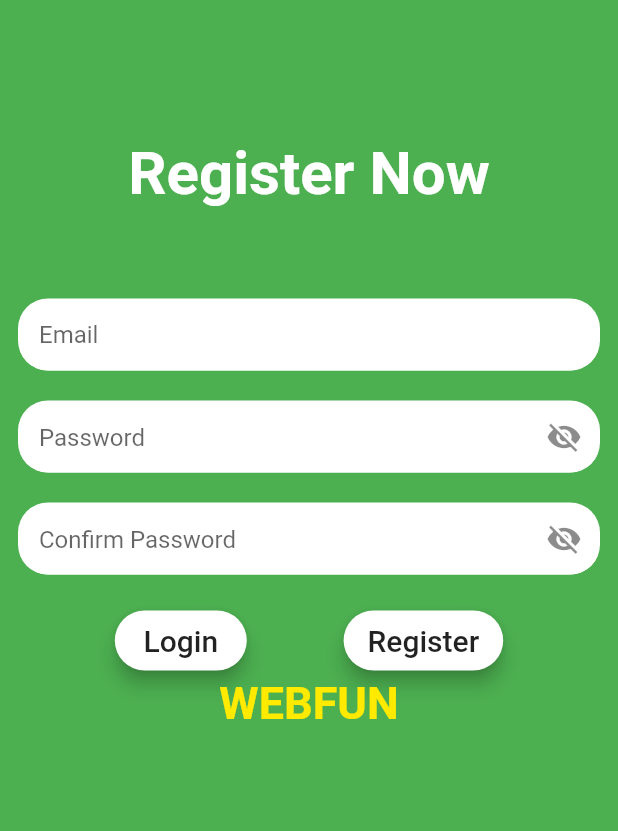
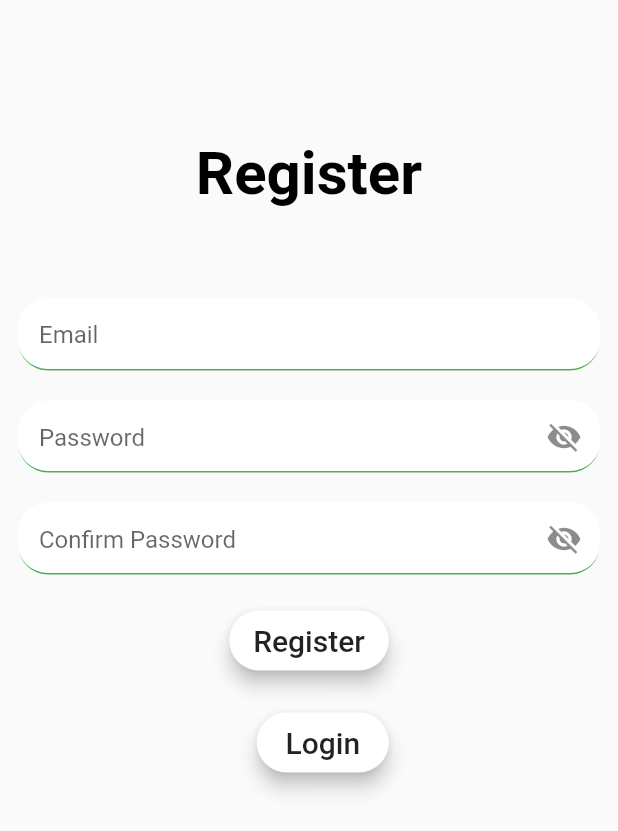
Before and after one commit to nderitualphie/project1, a Flutter app: the Register screen opened directly, on a phone screen of 412 x 824 dp. Shown: the top 831 px of the screen. Run offline on Flutter 3.47's test engine with Material 2 defaults, Android fonts, the phone set to English and light mode, and no system bars; our stand-ins replace badges, cloud_firestore, firebase_auth, firebase_core; missing offline and left inert: light_carousel; accounts and stored records are empty.

Commit message:
fixed login/register

```diff
--- a/lib/main.dart
+++ b/lib/main.dart
@@ -37,7 +37,7 @@ class _MyAppState extends State<MyApp> {
             stream: FirebaseAuth.instance.authStateChanges(),
             builder: (context, snapshot) {
               if (snapshot.hasData) {
-                return DefaultPage();
+                return Register();
               } else {
                 return LoginPage();
               }
--- a/lib/register.dart
+++ b/lib/register.dart
@@ -1,10 +1,8 @@
 import 'dart:io';
-
 
 import 'package:cloud_firestore/cloud_firestore.dart';
 import 'package:firebase_auth/firebase_auth.dart';
 import 'package:flutter/material.dart';
-
 
 import 'login.dart';
 
@@ -21,12 +19,11 @@ class _RegisterState extends State<Register> {
   final _formkey = GlobalKey<FormState>();
   final _auth = FirebaseAuth.instance;
   CollectionReference ref = FirebaseFirestore.instance.collection('users');
-  final TextEditingController passwordController =  TextEditingController();
-  final TextEditingController confirmpassController =
-       TextEditingController();
-  final TextEditingController name =  TextEditingController();
-  final TextEditingController emailController =  TextEditingController();
-  final TextEditingController mobile =  TextEditingController();
+  final TextEditingController passwordController = TextEditingController();
+  final TextEditingController confirmpassController = TextEditingController();
+  final TextEditingController name = TextEditingController();
+  final TextEditingController emailController = TextEditingController();
+  final TextEditingController phoneNocontroller = TextEditingController();
   bool _isObscure = true;
   bool _isObscure2 = true;
   File? file;
@@ -34,12 +31,10 @@ class _RegisterState extends State<Register> {
   @override
   Widget build(BuildContext context) {
     return Scaffold(
-
       body: SingleChildScrollView(
         child: Column(
           children: <Widget>[
             Container(
-              color: Colors.green,
               width: MediaQuery.of(context).size.width,
               height: MediaQuery.of(context).size.height,
               child: SingleChildScrollView(
@@ -55,10 +50,10 @@ class _RegisterState extends State<Register> {
                           height: 80,
                         ),
                         Text(
-                          "Register Now",
+                          "Register",
                           style: TextStyle(
                             fontWeight: FontWeight.bold,
-                            color: Colors.white,
+                            color: Colors.black,
                             fontSize: 40,
                           ),
                         ),
@@ -78,12 +73,12 @@ class _RegisterState extends State<Register> {
                             contentPadding: const EdgeInsets.only(
                                 left: 14.0, bottom: 8.0, top: 8.0),
                             focusedBorder: OutlineInputBorder(
-                              borderSide:  BorderSide(color: Colors.white),
-                              borderRadius:  BorderRadius.circular(20),
+                              borderSide: BorderSide(color: Colors.green),
+                              borderRadius: BorderRadius.circular(20),
                             ),
                             enabledBorder: UnderlineInputBorder(
-                              borderSide:  BorderSide(color: Colors.white),
-                              borderRadius:  BorderRadius.circular(20),
+                              borderSide: BorderSide(color: Colors.green),
+                              borderRadius: BorderRadius.circular(20),
                             ),
                           ),
                           validator: (value) {
@@ -124,16 +119,16 @@ class _RegisterState extends State<Register> {
                             contentPadding: const EdgeInsets.only(
                                 left: 14.0, bottom: 8.0, top: 15.0),
                             focusedBorder: OutlineInputBorder(
-                              borderSide:  BorderSide(color: Colors.white),
-                              borderRadius:  BorderRadius.circular(20),
+                              borderSide: BorderSide(color: Colors.green),
+                              borderRadius: BorderRadius.circular(20),
                             ),
                             enabledBorder: UnderlineInputBorder(
-                              borderSide:  BorderSide(color: Colors.white),
-                              borderRadius:  BorderRadius.circular(20),
+                              borderSide: BorderSide(color: Colors.green),
+                              borderRadius: BorderRadius.circular(20),
                             ),
                           ),
                           validator: (value) {
-                            RegExp regex =  RegExp(r'^.{6,}$');
+                            RegExp regex = RegExp(r'^.{6,}$');
                             if (value!.isEmpty) {
                               return "Password cannot be empty";
                             }
@@ -168,12 +163,12 @@ class _RegisterState extends State<Register> {
                             contentPadding: const EdgeInsets.only(
                                 left: 14.0, bottom: 8.0, top: 15.0),
                             focusedBorder: OutlineInputBorder(
-                              borderSide: new BorderSide(color: Colors.white),
-                              borderRadius: new BorderRadius.circular(20),
+                              borderSide: BorderSide(color: Colors.green),
+                              borderRadius: BorderRadius.circular(20),
                             ),
                             enabledBorder: UnderlineInputBorder(
-                              borderSide: new BorderSide(color: Colors.white),
-                              borderRadius: new BorderRadius.circular(20),
+                              borderSide: BorderSide(color: Colors.green),
+                              borderRadius: BorderRadius.circular(20),
                             ),
                           ),
                           validator: (value) {
@@ -189,10 +184,67 @@ class _RegisterState extends State<Register> {
                         SizedBox(
                           height: 20,
                         ),
-                        Row(
+                        // TextFormField(
+                        //   controller: phoneNocontroller,
+                        //   validator: (value) {
+                        //     if (value == "") {
+                        //       return "Please enter your phone number ";
+                        //     } else if (value!.length < 10) {
+                        //       return "Phone number must be 11 digits ";
+                        //     }
+                        //     return "";
+                        //   },
+                        //   onChanged: (value) {},
+                        //   decoration: InputDecoration(
+                        //     hintText: "Enter your phone Number",
+                        //     contentPadding: const EdgeInsets.only(
+                        //         left: 14.0, bottom: 8.0, top: 15.0),
+                        //     hintStyle: TextStyle(color: Colors.black),
+                        //     enabled: true,
+                        //     filled: true,
+                        //     focusedBorder: OutlineInputBorder(
+                        //       borderSide: BorderSide(color: Colors.green),
+                        //       borderRadius: BorderRadius.circular(20),
+                        //     ),
+                        //     enabledBorder: UnderlineInputBorder(
+                        //       borderSide: BorderSide(color: Colors.green),
+                        //       borderRadius: BorderRadius.circular(20),
+                        //     ),
+                        //   ),
+                        // ),
+                        // SizedBox(
+                        //   height: 40,
+                        // ),
+                        Column(
                           mainAxisAlignment: MainAxisAlignment.spaceEvenly,
                           crossAxisAlignment: CrossAxisAlignment.end,
                           children: [
+                            MaterialButton(
+                              shape: RoundedRectangleBorder(
+                                  borderRadius:
+                                      BorderRadius.all(Radius.circular(20.0))),
+                              elevation: 5.0,
+                              height: 40,
+                              onPressed: () {
+                                setState(() {
+                                  showProgress = true;
+                                });
+                                signUp(
+                                  emailController.text,
+                                  passwordController.text,
+                                );
+                              },
+                              child: Text(
+                                "Register",
+                                style: TextStyle(
+                                  fontSize: 20,
+                                ),
+                              ),
+                              color: Colors.white,
+                            ),
+                            SizedBox(
+                              height: 20,
+                            ),
                             MaterialButton(
                               shape: RoundedRectangleBorder(
                                   borderRadius:
@@ -216,38 +268,7 @@ class _RegisterState extends State<Register> {
                               ),
                               color: Colors.white,
                             ),
-                            MaterialButton(
-                              shape: RoundedRectangleBorder(
-                                  borderRadius:
-                                      BorderRadius.all(Radius.circular(20.0))),
-                              elevation: 5.0,
-                              height: 40,
-                              onPressed: () {
-                                setState(() {
-                                  showProgress = true;
-                                });
-                                signUp(
-                                  emailController.text,
-                                  passwordController.text,
-                                );
-                              },
-                              child: Text(
-                                "Register",
-                                style: TextStyle(
-                                  fontSize: 20,
-                                ),
-                              ),
-                              color: Colors.white,
-                            ),
                           ],
-                        ),
-                        Text(
-                          "WEBFUN",
-                          style: TextStyle(
-                            fontWeight: FontWeight.bold,
-                            fontSize: 30,
-                            color: Colors.yellowAccent[400],
-                          ),
                         ),
                       ],
                     ),
```
Also changed, not shown: lib/forgotpassword.dart (+37 -74 lines), lib/login.dart (+46 -76 lines), lib/views/commerce/checkout_page.dart (+4 -3 lines), lib/views/commerce/profile_page.dart (added, +13 -0 lines).
